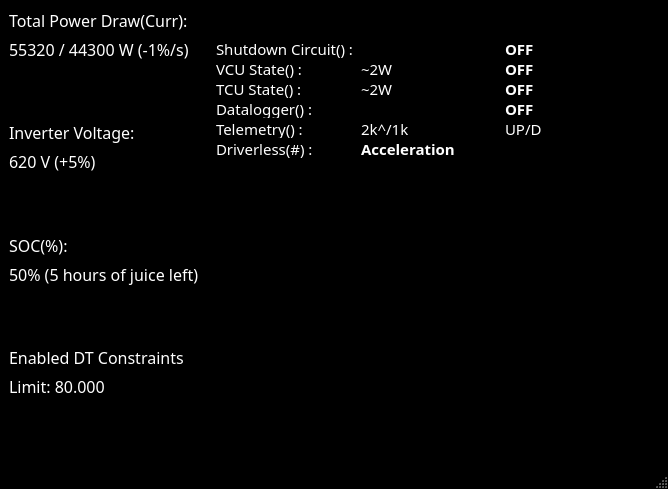
This is src/voidsterdebugwindow.ui in FSLART/volante_alpha_qt as Qt 5 draws it before an edit. The edited form follows.
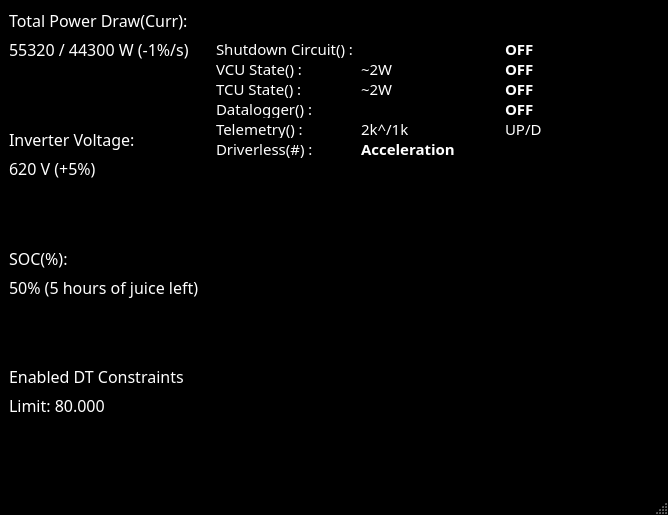
This is the edited form. Custom widgets are drawn as their Qt base class.

The edit to the form file:
```diff
--- a/src/voidsterdebugwindow.ui
+++ b/src/voidsterdebugwindow.ui
@@ -7,7 +7,7 @@
     <x>0</x>
     <y>0</y>
     <width>668</width>
-    <height>489</height>
+    <height>515</height>
    </rect>
   </property>
   <property name="sizePolicy">
```
Left out of the diff: 144 changed lines with no effect on the pictures.
